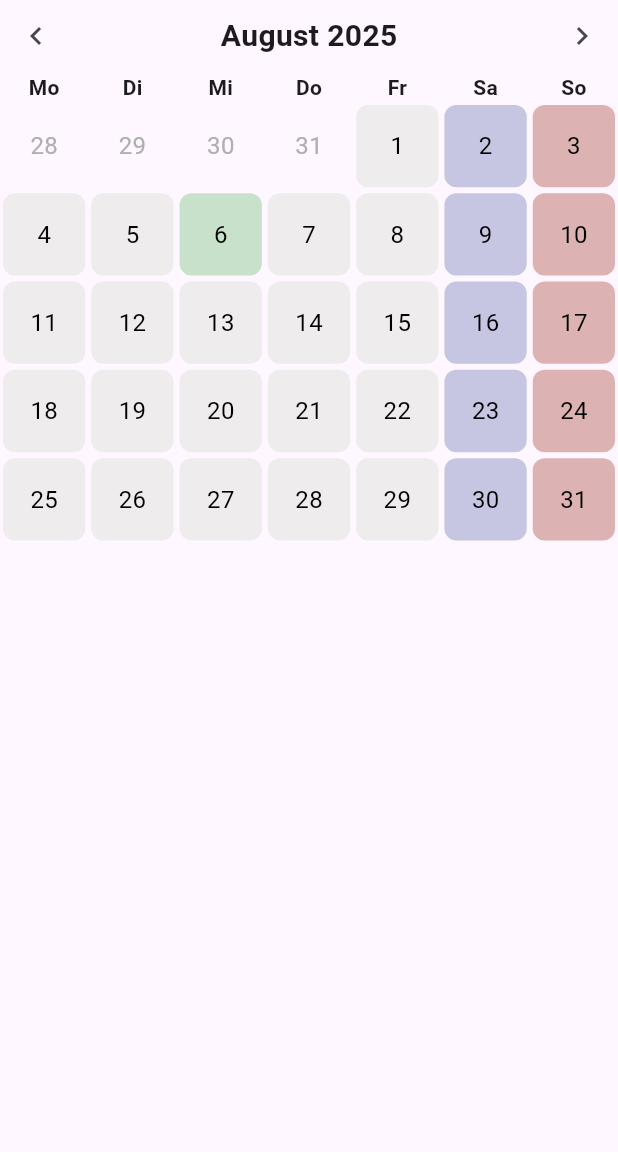
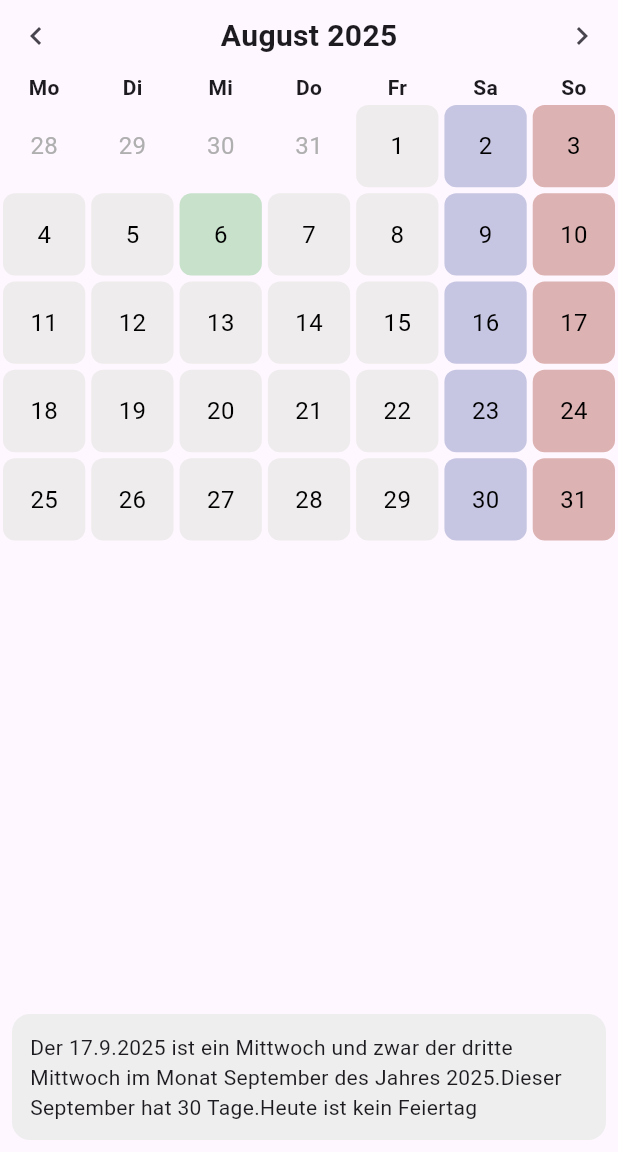
Before and after one commit to Kedirbiruh/calendar_app, a Flutter app: the screen it shows after launch, after a tap on the "chevron left" icon, on a phone screen of 412 x 824 dp, the part 84-1236 px from its top. Run offline on Flutter 3.47's test engine with Material 3 defaults, Android fonts, the phone set to English and light mode, and no system bars.

Commit message:
create infobox with details

```diff
--- a/lib/calendar_screen.dart
+++ b/lib/calendar_screen.dart
@@ -1,4 +1,5 @@
 import 'package:flutter/material.dart';
+import 'package:kalender_app/controllers/holiday_controller.dart';
 import 'package:kalender_app/date_functions.dart';
 import 'package:kalender_app/widgets/calendar_header.dart';
 import 'package:kalender_app/widgets/day_selectable.dart';
@@ -15,6 +16,21 @@ class CalendarScreen extends StatefulWidget {
 
 class _CalendarScreenState extends State<CalendarScreen> {
   DateTime currentDate = DateTime.now();
+  DateTime selectedDate = DateTime.now();
+  HolidayController holidayController = HolidayController();
+
+  // Info_Box Variablen
+  String weekdayName = "";
+  String nthWeekday = "";
+  String holidayName = "";
+  String monthName = "";
+  int daysInMonth = 0;
+
+  @override
+  void initState() {
+    super.initState();
+    _updateInfoBox(selectedDate);
+  }
 
   void previousMonth() {
     setState(() {
@@ -28,18 +44,70 @@ class _CalendarScreenState extends State<CalendarScreen> {
     });
   }
 
+  void _updateInfoBox(DateTime date) {
+    final holiday = holidayController.getHolidayForDate(date);
+    setState(() {
+      selectedDate = date;
+      weekdayName = _getWeekdayGerman(date.weekday);
+      nthWeekday = getNthWeekdayInMonth(date);
+      holidayName = holiday?.name ?? 'kein Feiertag';
+      daysInMonth = DateTime(date.year, date.month + 1, 0).day;
+    });
+  }
+
+  String _getWeekdayGerman(int weekday) {
+    const weekdayNames = [
+      "Montag",
+      "Dienstag",
+      "Mittwoch",
+      "Donnerstag",
+      "Freitag",
+      "Samstag",
+      "Sonntag",
+    ];
+    return weekdayNames[weekday - 1];
+  }
+
+  String getNthWeekdayInMonth(DateTime date) {
+    int count = 0;
+    for (int day = 1; day <= date.day; day++) {
+      if (DateTime(date.year, date.month, day).weekday == date.weekday) {
+        count++;
+      }
+    }
+
+    switch (count) {
+      case 1:
+        return "erste";
+      case 2:
+        return "zweite";
+      case 3:
+        return "dritte";
+      case 4:
+        return "vierte";
+      case 5:
+        return "fünfte";
+      default:
+        return "";
+    }
+  }
+
   @override
   Widget build(BuildContext context) {
-    // Matrix von Wochen mit Tagen
     final weeks = DateFunctions.buildMonth(currentDate.year, currentDate.month);
 
-    // Liste von DaySelectable-Widgets
     List<Widget> dayWidgets = [];
     for (var week in weeks) {
       for (var day in week) {
         bool isCurrentMonth = day.month == currentDate.month;
         dayWidgets.add(
-          DaySelectable(date: day, isCurrentMonth: isCurrentMonth),
+          DaySelectable(
+            date: day,
+            isCurrentMonth: isCurrentMonth,
+            onDateSelected: (selectedDay) {
+              _updateInfoBox(selectedDay);
+            },
+          ),
         );
       }
     }
@@ -65,6 +133,29 @@ class _CalendarScreenState extends State<CalendarScreen> {
           Expanded(
             child: GridView.count(crossAxisCount: 7, children: dayWidgets),
           ),
+
+          // Info-Box
+          Container(
+            padding: const EdgeInsets.all(12),
+            margin: const EdgeInsets.all(8),
+            decoration: BoxDecoration(
+              color: Colors.grey[200],
+              borderRadius: BorderRadius.circular(12),
+            ),
+            child: Column(
+              crossAxisAlignment: CrossAxisAlignment.start,
+              children: [
+                Text(
+                  "Der ${selectedDate.day}.${selectedDate.month}.${selectedDate.year} "
+                  "ist ein $weekdayName und zwar der $nthWeekday $weekdayName im Monat ${DateFunctions.onlyMonthName(selectedDate)} "
+                  "des Jahres ${DateFunctions.onlyYear(selectedDate)}."
+                  "Dieser ${DateFunctions.onlyMonthName(selectedDate)} hat $daysInMonth Tage." "Heute ist $holidayName",
+                  style: const TextStyle(fontSize: 14),
+                ),
+
+              ],
+            ),
+          ),
         ],
       ),
     );
--- a/lib/date_functions.dart
+++ b/lib/date_functions.dart
@@ -16,6 +16,12 @@ class DateFunctions {
 
   static String monthName(DateTime date) {
     return "${monthNames[date.month - 1]} ${date.year}";
+  }
+  static onlyMonthName(DateTime date) {
+    return monthNames[date.month - 1];
+  }
+  static String onlyYear(DateTime date) {
+    return "${date.year}";
   }
 
   static List<List<DateTime>> buildMonth(int year, int month) {
--- a/lib/widgets/day_selectable.dart
+++ b/lib/widgets/day_selectable.dart
@@ -1,18 +1,20 @@
 import 'package:flutter/material.dart';
+import 'package:kalender_app/controllers/holiday_controller.dart';
 
 class DaySelectable extends StatelessWidget {
   final DateTime date;
   final bool isCurrentMonth;
   final DateTime? birthday;
   final now = DateTime.now();
-
-
+  final Function(DateTime)? onDateSelected;
+  final HolidayController holidayController = HolidayController();
 
   DaySelectable({
     super.key,
     required this.date,
     required this.isCurrentMonth,
     this.birthday,
+    this.onDateSelected,
   });
 
   bool isToday() {
@@ -39,6 +41,7 @@ class DaySelectable extends StatelessWidget {
   Widget build(BuildContext context) {
     Color background = const Color.fromARGB(255, 238, 236, 236);
     Color textColor = Colors.black;
+    final holiday = holidayController.getHolidayForDate(date);
 
     if (isToday()) {
     background = const Color.fromARGB(255, 160, 228, 233);
@@ -52,9 +55,13 @@ class DaySelectable extends StatelessWidget {
     }else if (isSunday()) {
     background = const Color.fromARGB(255, 221, 178, 178);
     }
+    if (holiday != null) {
+      background = const Color.fromARGB(255, 156, 235, 10);
+    }
 
     return InkWell(
       onTap: () {
+        if (onDateSelected != null) onDateSelected!(date);
         print("Tag ${date.day} geklickt");
       },
       child: Container(
```
